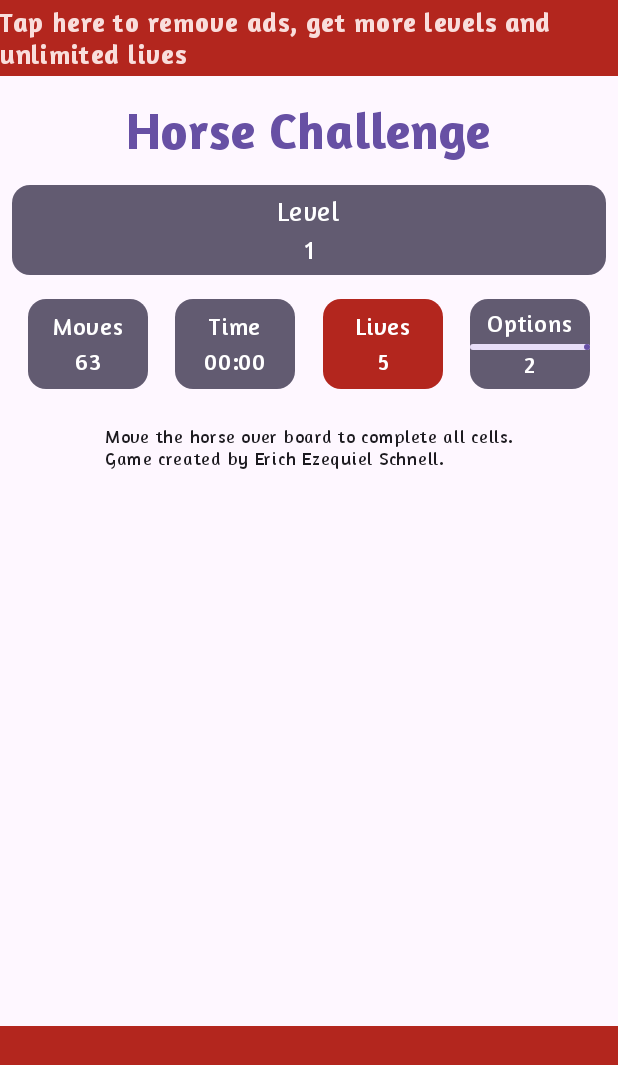
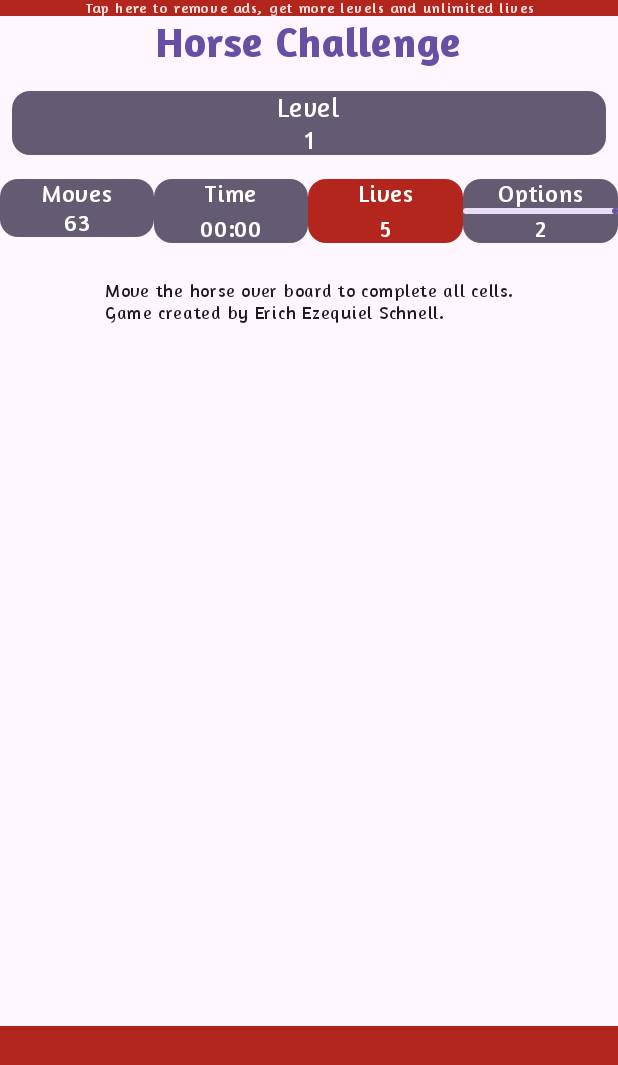
Before and after one commit to ErichSchnell/HorseGame, an Android app built with Jetpack Compose: the screen it shows after launch (MainActivity), on a phone screen of 412 x 824 dp. Shown: the top 1065 px of the screen. Run offline under Robolectric (Android 15) with nearby library versions, the phone set to English and light mode, and no system bars; our stand-ins replace Dagger/Hilt's generated code, constraintlayout-compose; 6 statements that could not run were skipped.

Commit message:
Se me ve mejor en pantallas mas chicas
Pero distorciona la imagen en pantallas mas grandes

```diff
--- a/app/src/main/java/com/example/horsechallenge/horseGame/ui/HorseGameScreen.kt
+++ b/app/src/main/java/com/example/horsechallenge/horseGame/ui/HorseGameScreen.kt
@@ -10,6 +10,8 @@ import androidx.annotation.RequiresApi
 import androidx.compose.foundation.Image
 import androidx.compose.foundation.background
 import androidx.compose.foundation.clickable
+import androidx.compose.foundation.gestures.Orientation
+import androidx.compose.foundation.gestures.scrollable
 import androidx.compose.foundation.layout.Box
 import androidx.compose.foundation.layout.Column
 import androidx.compose.foundation.layout.Row
@@ -69,21 +71,24 @@ fun HorseGameScreen(horseGameViewModel: HorseGameViewModel) {
             level = horseUiState.level
         )
 
-        Moves(modifier = Modifier.layoutId("cardMovesRef"),
+        Row(modifier = Modifier.layoutId("rowDatePlayRef")) {
+
+            Moves(modifier = Modifier.weight(1f),
                 moves = horseUiState.movesRemaining
             )
-        Time(modifier = Modifier.layoutId("cardTimeRef"),
+            Time(modifier = Modifier.weight(1f),
                 time = horseUiState.time
             )
             Lives(
-            modifier = Modifier.layoutId("cardLivesRef"),
+                modifier = Modifier.weight(1f),
                 lives = horseUiState.lives,
                 isPremium = horseUiState.isPremium
             )
-        Options(modifier = Modifier.layoutId("cardOptionsRef"),
+            Options(modifier = Modifier.weight(1f),
                 options = horseUiState.movesAvailable ,
                 progress = horseUiState.optionProgress
             )
+        }
 
         Board(
             modifier = Modifier.layoutId("tableRef"),
@@ -109,7 +114,6 @@ fun AlertFree(modifier: Modifier, onClickAlert: () -> Unit) {
     Box(modifier = modifier
         .background(MaterialTheme.colorScheme.error)
         .fillMaxWidth()
-        .padding(vertical = 4.dp)
         .clickable {
             onClickAlert()
         },
@@ -117,8 +121,7 @@ fun AlertFree(modifier: Modifier, onClickAlert: () -> Unit) {
     ){
         Text(
             text = stringResource(id = R.string.alert_free),
-            fontFamily = amaranthFamily,
-            fontWeight = FontWeight.Bold,
+            style = MaterialTheme.typography.labelSmall,
             color = MaterialTheme.colorScheme.errorContainer
         )
     }
@@ -138,16 +141,12 @@ fun Level(modifier: Modifier, level: Int) {
     Card(
         modifier = modifier
             .fillMaxWidth()
-            .padding(start = 8.dp, end = 8.dp, bottom = 16.dp)
-            .size(60.dp),
+            .padding(start = 8.dp, end = 8.dp, bottom = 16.dp),
         colors = CardDefaults.cardColors(containerColor = MaterialTheme.colorScheme.secondary)
     ) {
-        Spacer(modifier = Modifier.weight(1f))
         Text(
             text = stringResource(id = R.string.level),
-            modifier = Modifier
-                .padding(bottom = 4.dp)
-                .align(Alignment.CenterHorizontally),
+            modifier = Modifier.align(Alignment.CenterHorizontally),
             color = MaterialTheme.colorScheme.onSecondary,
             style = MaterialTheme.typography.bodyLarge
         )
@@ -157,23 +156,17 @@ fun Level(modifier: Modifier, level: Int) {
             color = MaterialTheme.colorScheme.onSecondary,
             style = MaterialTheme.typography.bodyLarge
         )
-        Spacer(modifier = Modifier.weight(1f))
     }
 }
 @Composable
 fun Moves(moves: Int, modifier: Modifier) {
     Card(
-        modifier = modifier
-            .width(80.dp)
-            .size(60.dp),
+        modifier = modifier,
         colors = CardDefaults.cardColors(containerColor = MaterialTheme.colorScheme.secondary)
     ) {
-        Spacer(modifier = Modifier.weight(1f))
         Text(
             text = stringResource(id = R.string.moves),
-            modifier = Modifier
-                .padding(bottom = 4.dp)
-                .align(Alignment.CenterHorizontally),
+            modifier = Modifier.align(Alignment.CenterHorizontally),
             color = MaterialTheme.colorScheme.onSecondary,
             style = MaterialTheme.typography.bodyMedium
         )
@@ -183,18 +176,14 @@ fun Moves(moves: Int, modifier: Modifier) {
             color = MaterialTheme.colorScheme.onSecondary,
             style = MaterialTheme.typography.bodyMedium
         )
-        Spacer(modifier = Modifier.weight(1f))
     }
 }
 @Composable
 fun Time(modifier: Modifier, time: String) {
     Card(
-        modifier = modifier
-            .width(80.dp)
-            .size(60.dp),
+        modifier = modifier,
         colors = CardDefaults.cardColors(containerColor = MaterialTheme.colorScheme.secondary)
     ) {
-        Spacer(modifier = Modifier.weight(1f))
         Text(
             text = stringResource(id = R.string.time),
             modifier = Modifier
@@ -209,7 +198,6 @@ fun Time(modifier: Modifier, time: String) {
             color = MaterialTheme.colorScheme.onSecondary,
             style = MaterialTheme.typography.bodyMedium
         )
-        Spacer(modifier = Modifier.weight(1f))
     }
 }
 @Composable
@@ -222,12 +210,9 @@ fun Lives(modifier: Modifier, lives: Int, isPremium: Boolean = false) {
     }
 
     Card(
-        modifier = modifier
-            .width(80.dp)
-            .size(60.dp),
+        modifier = modifier,
         colors = CardDefaults.cardColors(containerColor = cardColor)
     ) {
-        Spacer(modifier = Modifier.weight(1f))
         Text(
             text = stringResource(id = R.string.lives),
             modifier = Modifier
@@ -242,23 +227,17 @@ fun Lives(modifier: Modifier, lives: Int, isPremium: Boolean = false) {
             color = MaterialTheme.colorScheme.onSecondary,
             style = MaterialTheme.typography.bodyMedium
         )
-        Spacer(modifier = Modifier.weight(1f))
     }
 }
 @Composable
 fun Options(modifier: Modifier, options: String, progress:Float) {
     Card(
-        modifier = modifier
-            .width(80.dp)
-            .size(60.dp),
+        modifier = modifier,
         colors = CardDefaults.cardColors(containerColor = MaterialTheme.colorScheme.secondary)
     ) {
-        Spacer(modifier = Modifier.weight(1f))
         Text(
             text = stringResource(id = R.string.options),
-            modifier = Modifier
-                .padding(bottom = 4.dp)
-                .align(Alignment.CenterHorizontally),
+            modifier = Modifier.align(Alignment.CenterHorizontally),
             color = MaterialTheme.colorScheme.onSecondary,
             style = MaterialTheme.typography.bodyMedium
         )
@@ -269,7 +248,6 @@ fun Options(modifier: Modifier, options: String, progress:Float) {
             color = MaterialTheme.colorScheme.onSecondary,
             style = MaterialTheme.typography.bodyMedium
         )
-        Spacer(modifier = Modifier.weight(1f))
     }
 }
 
--- a/app/src/main/java/com/example/horsechallenge/horseGame/ui/HorseGameViewModel.kt
+++ b/app/src/main/java/com/example/horsechallenge/horseGame/ui/HorseGameViewModel.kt
@@ -36,6 +36,7 @@ class HorseGameViewModel @Inject constructor(
             val textFreeRef = createRefFor("textFreeRef")
             val textTitleRef = createRefFor("textTitleRef")
             val cardLevelRef = createRefFor("cardLevelRef")
+            val rowDatePlayRef = createRefFor("rowDatePlayRef")
             val cardMovesRef = createRefFor("cardMovesRef")
             val cardTimeRef = createRefFor("cardTimeRef")
             val cardLivesRef = createRefFor("cardLivesRef")
@@ -44,6 +45,7 @@ class HorseGameViewModel @Inject constructor(
             val finishedGameRef= createRefFor("finishedGameRef")
             val creditsRef= createRefFor("creditsRef")
             val boxPublicityRef = createRefFor("boxPublicityRef")
+
             val topTitleGuide = createGuidelineFromTop(0.08f)
 
             constrain(textFreeRef){
@@ -53,10 +55,9 @@ class HorseGameViewModel @Inject constructor(
             }
 
             constrain(textTitleRef){
-                top.linkTo(topTitleGuide)
+                top.linkTo(textFreeRef.bottom)
                 start.linkTo(parent.start)
                 end.linkTo(parent.end)
-                width
             }
 
             constrain(cardLevelRef){
@@ -65,30 +66,36 @@ class HorseGameViewModel @Inject constructor(
                 end.linkTo(parent.end)
             }
 
-            constrain(cardMovesRef){
+            constrain(rowDatePlayRef){
                 top.linkTo(cardLevelRef.bottom)
                 start.linkTo(parent.start)
-                end.linkTo(cardTimeRef.start)
-            }
-            constrain(cardTimeRef){
-                top.linkTo(cardLevelRef.bottom)
-                start.linkTo(cardMovesRef.end)
-                end.linkTo(cardLivesRef.start)
-            }
-            constrain(cardLivesRef){
-                top.linkTo(cardLevelRef.bottom)
-                start.linkTo(cardTimeRef.end)
-                end.linkTo(cardOptionsRef.start)
-            }
-            constrain(cardOptionsRef){
-                top.linkTo(cardLevelRef.bottom)
-                start.linkTo(cardLivesRef.end)
                 end.linkTo(parent.end)
             }
-            createHorizontalChain(cardMovesRef,cardTimeRef,cardLivesRef,cardOptionsRef, chainStyle = ChainStyle.Spread)
+
+//            constrain(cardMovesRef){
+//                top.linkTo(cardLevelRef.bottom)
+//                start.linkTo(parent.start)
+//                end.linkTo(cardTimeRef.start)
+//            }
+//            constrain(cardTimeRef){
+//                top.linkTo(cardLevelRef.bottom)
+//                start.linkTo(cardMovesRef.end)
+//                end.linkTo(cardLivesRef.start)
+//            }
+//            constrain(cardLivesRef){
+//                top.linkTo(cardLevelRef.bottom)
+//                start.linkTo(cardTimeRef.end)
+//                end.linkTo(cardOptionsRef.start)
+//            }
+//            constrain(cardOptionsRef){
+//                top.linkTo(cardLevelRef.bottom)
+//                start.linkTo(cardLivesRef.end)
+//                end.linkTo(parent.end)
+//            }
+//            createHorizontalChain(cardMovesRef,cardTimeRef,cardLivesRef,cardOptionsRef, chainStyle = ChainStyle.Spread)
 
             constrain(tableRef){
-                top.linkTo(cardMovesRef.bottom, margin = 16.dp)
+                top.linkTo(rowDatePlayRef.bottom, margin = 16.dp)
                 start.linkTo(parent.start)
                 end.linkTo(parent.end)
             }
--- a/app/src/main/java/com/example/horsechallenge/ui/theme/Type.kt
+++ b/app/src/main/java/com/example/horsechallenge/ui/theme/Type.kt
@@ -21,7 +21,7 @@ val AppTypography = Typography(
     titleLarge = TextStyle(
         fontFamily = amaranthFamily,
         fontWeight = FontWeight.Bold,
-        fontSize = 34.sp,
+        fontSize = 28.sp,
         letterSpacing = 0.25.sp
     ),
     titleMedium = TextStyle(
```
Lines whose indentation alone changed are shown as unchanged.
